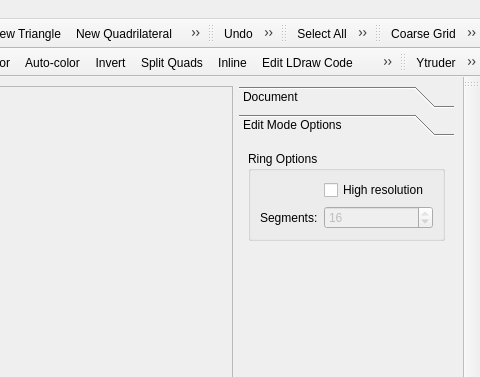
Above: ui/ldforge.ui from Symbian9/ldforge before the change; both pictures show x 530 to 1010 and y 0 to 377 of the 1010 by 641 pixel window. Below: the same form after it.
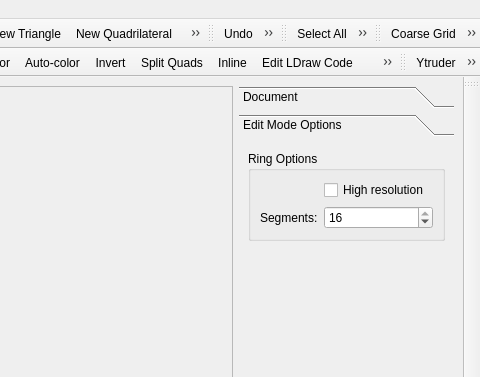
That is the form after the change. The open tabs and pages were chosen to show the change. Icons and pictures are not drawn.

```diff
--- a/ui/ldforge.ui
+++ b/ui/ldforge.ui
@@ -108,7 +108,7 @@
                <item row="1" column="1">
                 <widget class="QSpinBox" name="ringToolSegments">
                  <property name="enabled">
-                  <bool>false</bool>
+                  <bool>true</bool>
                  </property>
                  <property name="minimum">
                   <number>1</number>
```
